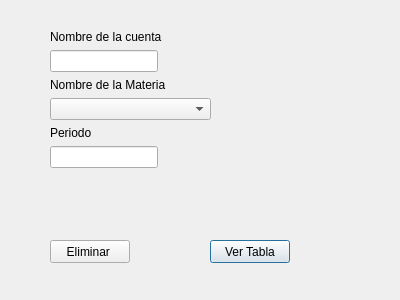
First picture: the form in Pruebas/UI/EliminarCuentasMaterias.ui, repository Remv123/DB_SQLite, before the edit.
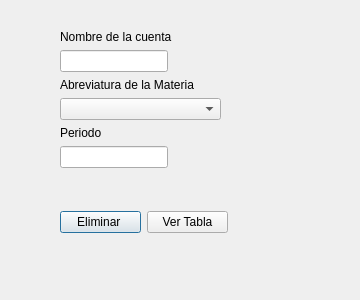
Second picture: the form after the edit.

What changed in the file:
```diff
--- a/Pruebas/UI/EliminarCuentasMaterias.ui
+++ b/Pruebas/UI/EliminarCuentasMaterias.ui
@@ -6,43 +6,17 @@
    <rect>
     <x>0</x>
     <y>0</y>
-    <width>400</width>
+    <width>360</width>
     <height>300</height>
    </rect>
   </property>
   <property name="windowTitle">
    <string>Eliminar Materias de una cuenta</string>
   </property>
-  <widget class="QPushButton" name="Ver">
+  <widget class="QWidget" name="layoutWidget">
    <property name="geometry">
     <rect>
-     <x>210</x>
-     <y>240</y>
-     <width>80</width>
-     <height>23</height>
-    </rect>
-   </property>
-   <property name="text">
-    <string>Ver Tabla</string>
-   </property>
-  </widget>
-  <widget class="QPushButton" name="Eliminar">
-   <property name="geometry">
-    <rect>
-     <x>50</x>
-     <y>240</y>
-     <width>80</width>
-     <height>23</height>
-    </rect>
-   </property>
-   <property name="text">
-    <string>Eliminar </string>
-   </property>
-  </widget>
-  <widget class="QWidget" name="">
-   <property name="geometry">
-    <rect>
-     <x>50</x>
+     <x>60</x>
      <y>30</y>
      <width>161</width>
      <height>146</height>
@@ -62,7 +36,7 @@
     <item row="2" column="0">
      <widget class="QLabel" name="label_6">
       <property name="text">
-       <string>Nombre de la Materia</string>
+       <string>Abreviatura de la Materia</string>
       </property>
      </widget>
     </item>
@@ -81,6 +55,32 @@
     </item>
    </layout>
   </widget>
+  <widget class="QWidget" name="">
+   <property name="geometry">
+    <rect>
+     <x>60</x>
+     <y>210</y>
+     <width>168</width>
+     <height>25</height>
+    </rect>
+   </property>
+   <layout class="QHBoxLayout" name="horizontalLayout">
+    <item>
+     <widget class="QPushButton" name="Eliminar">
+      <property name="text">
+       <string>Eliminar </string>
+      </property>
+     </widget>
+    </item>
+    <item>
+     <widget class="QPushButton" name="Ver">
+      <property name="text">
+       <string>Ver Tabla</string>
+      </property>
+     </widget>
+    </item>
+   </layout>
+  </widget>
  </widget>
  <resources/>
  <connections/>
```
